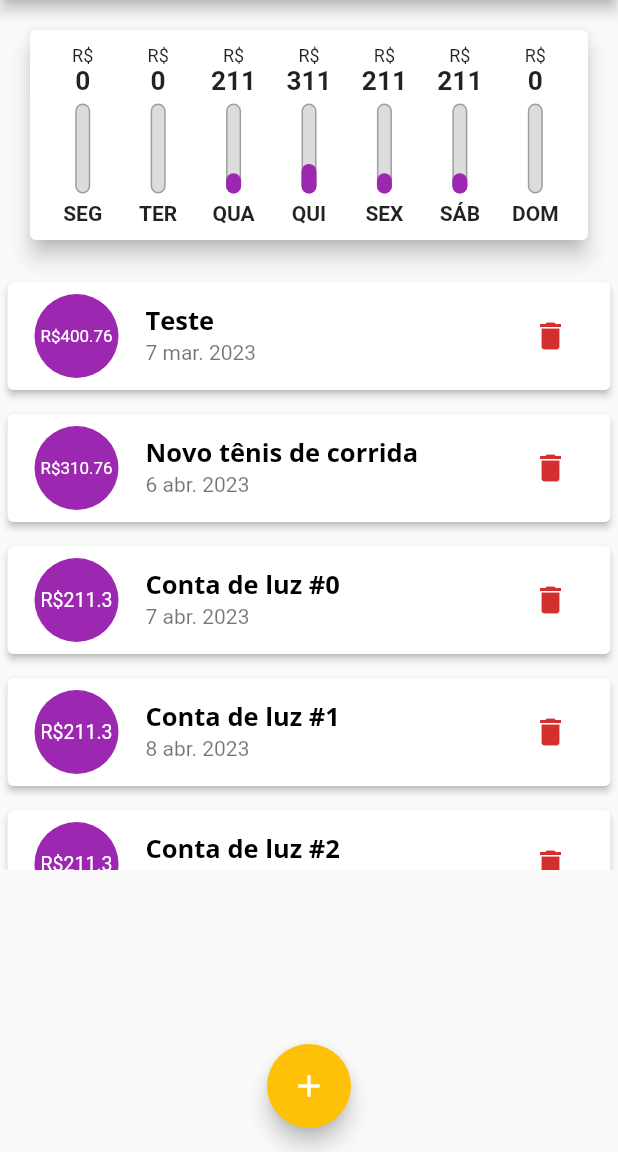
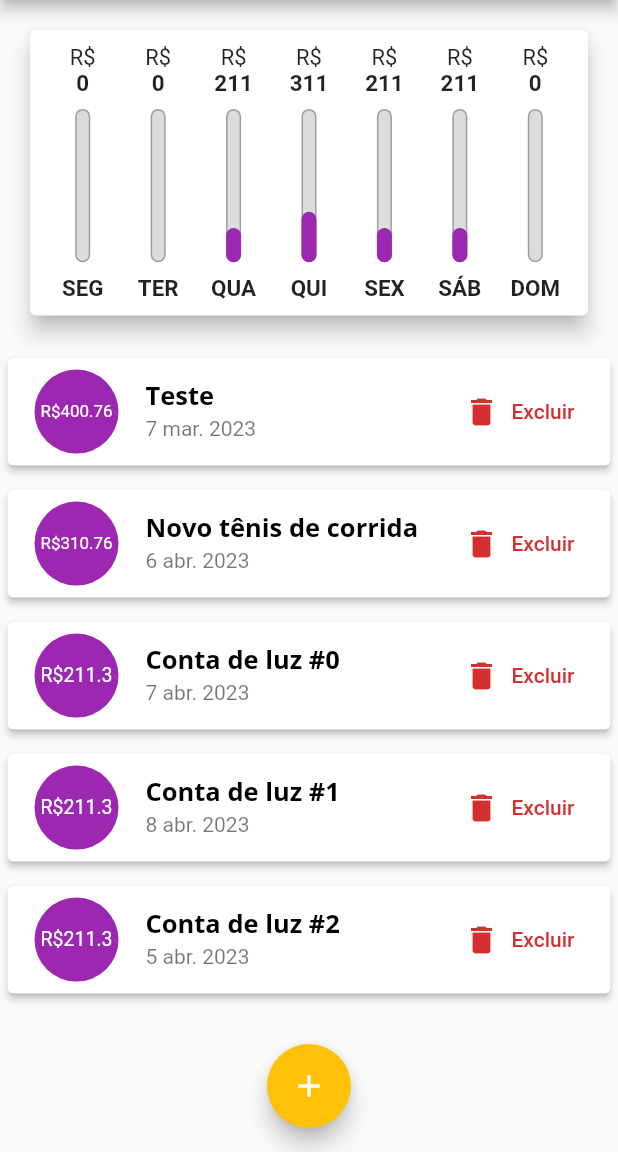
Before and after one commit to gabrielaz318/Flutter-Despesas, a Flutter app: the screen it shows after launch, on a phone screen of 412 x 824 dp, the part 84-1236 px from its top. Run offline on Flutter 3.47's test engine with Material 2 defaults, Android fonts, the phone set to English and light mode, and no system bars.

Commit message:
Adicionar MediaQuery para atender diferentes tamanhos de tela e o modo paisagem

```diff
--- a/lib/components/chart_bar.dart
+++ b/lib/components/chart_bar.dart
@@ -14,14 +14,21 @@ class ChartBar extends StatelessWidget {
 
   @override
   Widget build(BuildContext context) {
+    return LayoutBuilder(
+      builder: (ctx, constraints) {
         return Column(
           children: [
-        const Text(
+            SizedBox(
+              height: constraints.maxHeight * 0.10,
+              child: const FittedBox(
+                child: Text(
                   'R\$',
                   style: TextStyle(fontSize: 12),
                 ),
+              ),
+            ),
             SizedBox(
-          height: 20,
+              height: constraints.maxHeight * 0.10,
               child: FittedBox(
                 child: Text(
                   value.toStringAsFixed(0),
@@ -29,10 +36,10 @@ class ChartBar extends StatelessWidget {
                 ),
               ),
             ),
-        const SizedBox(height: 5),
+            SizedBox(height: constraints.maxHeight * 0.05),
             SizedBox(
               width: 10,
-          height: 60,
+              height: constraints.maxHeight * 0.60,
               child: Stack(
                 alignment: Alignment.bottomCenter,
                 children: [
@@ -43,25 +50,34 @@ class ChartBar extends StatelessWidget {
                           width: 1.0,
                         ),
                         color: const Color.fromRGBO(220, 220, 220, 1),
-                    borderRadius: const BorderRadius.all(Radius.circular(5))),
+                        borderRadius:
+                            const BorderRadius.all(Radius.circular(5))),
                   ),
                   FractionallySizedBox(
                     heightFactor: percentage,
                     child: Container(
                       decoration: BoxDecoration(
                           color: Theme.of(context).colorScheme.primary,
-                      borderRadius: const BorderRadius.all(Radius.circular(5))),
+                          borderRadius:
+                              const BorderRadius.all(Radius.circular(5))),
                     ),
                   )
                 ],
               ),
             ),
-        const SizedBox(height: 5),
-        Text(
+            SizedBox(height: constraints.maxHeight * 0.05),
+            SizedBox(
+              height: constraints.maxHeight * 0.10,
+              child: FittedBox(
+                child: Text(
                   label,
-          style: TextStyle(fontWeight: FontWeight.bold),
+                  style: const TextStyle(fontWeight: FontWeight.bold),
+                ),
+              ),
             ),
           ],
         );
+      },
+    );
   }
 }
--- a/lib/components/transaction_list.dart
+++ b/lib/components/transaction_list.dart
@@ -11,31 +11,37 @@ class TransactionList extends StatelessWidget {
 
   @override
   Widget build(BuildContext context) {
-    return SizedBox(
-      height: 400,
-      child: transactions.isEmpty
-          ? Column(
+    return transactions.isEmpty
+        ? LayoutBuilder(
+            builder: (ctx, constraints) {
+              return Column(
                 children: [
                   Padding(
                     padding: const EdgeInsets.symmetric(
                       horizontal: 0,
                       vertical: 20,
                     ),
+                    child: SizedBox(
+                      height: constraints.maxHeight * 0.2,
                       child: Text(
                         'Nenhuma transação cadastrada!',
                         style: Theme.of(context).textTheme.titleMedium,
                       ),
                     ),
+                  ),
                   SizedBox(
-                  height: 200,
+                    height: constraints.maxHeight * 0.6,
                     child: Image.asset(
                       'assets/images/waiting.png',
                       fit: BoxFit.cover,
                     ),
                   )
                 ],
+              );
+            },
           )
         : ListView.builder(
+            padding: const EdgeInsets.only(bottom: 80),
             itemCount: transactions.length,
             itemBuilder: (ctx, index) {
               final tr = transactions[index];
@@ -56,14 +62,32 @@ class TransactionList extends StatelessWidget {
                       ),
                     ),
                   ),
-                    title: Text(
-                      tr.title,
-                      style: Theme.of(context).textTheme.titleLarge
+                  title: Text(tr.title,
+                      style: Theme.of(context).textTheme.titleLarge),
+                  subtitle: Text(DateFormat('d MMM y').format(tr.date)),
+                  trailing: MediaQuery.of(context).size.width > 400
+                      ? TextButton.icon(
+                          onPressed: () => deleteTransaction(tr.id),
+                          icon: const Icon(Icons.delete),
+                          label: const Text('Excluir'),
+                          style: ButtonStyle(
+                            foregroundColor: MaterialStateProperty.resolveWith(
+                              (states) {
+                                if (states.contains(MaterialState.pressed)) {
+                                  return Colors.white;
+                                }
+
+                                return Theme.of(context).colorScheme.error;
+                              },
                             ),
-                    subtitle: Text(
-                      DateFormat('d MMM y').format(tr.date)
+                            overlayColor: MaterialStateProperty.resolveWith(
+                              (states) {
+                                return Theme.of(context).colorScheme.error;
+                              },
                             ),
-                    trailing: IconButton(
+                          ),
+                        )
+                      : IconButton(
                           icon: const Icon(Icons.delete),
                           color: Theme.of(context).colorScheme.error,
                           onPressed: () => deleteTransaction(tr.id),
@@ -71,7 +95,6 @@ class TransactionList extends StatelessWidget {
                 ),
               );
             },
-            ),
           );
   }
 }
--- a/lib/main.dart
+++ b/lib/main.dart
@@ -1,4 +1,6 @@
+import 'dart:io';
 import 'dart:math';
+import 'package:flutter/cupertino.dart';
 import 'package:flutter/material.dart';
 import 'package:intl/intl.dart';
 import 'package:intl/date_symbol_data_local.dart';
@@ -17,7 +19,12 @@ class ExpensesApp extends StatelessWidget {
 
   @override
   Widget build(BuildContext context) {
+    // Travando a orientação para o modo retrato-cima
+    // SystemChrome.setPreferredOrientations([
+    //   DeviceOrientation.portraitUp
+    // ]);
     return MaterialApp(
+        debugShowCheckedModeBanner: false,
         home: const MyHomePage(),
         theme: tema.copyWith(
           colorScheme: tema.colorScheme.copyWith(
@@ -57,6 +64,7 @@ class MyHomePage extends StatefulWidget {
 }
 
 class _MyHomePageState extends State<MyHomePage> {
+  bool _showChart = false;
   final _transactions = [
     Transaction(
       id: 't0',
@@ -131,31 +139,88 @@ class _MyHomePageState extends State<MyHomePage> {
     Intl.defaultLocale = 'pt_BR';
     initializeDateFormatting('pt_BR', null);
 
-    return Scaffold(
-      appBar: AppBar(
-        title: const Text('Despesas Pessoais'),
-        actions: [
-          IconButton(
-            onPressed: () => _openTransactionFormModal(context),
-            icon: const Icon(Icons.add),
-          )
-        ],
-      ),
-      body: SingleChildScrollView(
+    final mediaQuery = MediaQuery.of(context);
+
+    bool isLandscape = mediaQuery.orientation == Orientation.landscape;
+
+    Widget _getIconButton(IconData icon, Function() fn) {
+      return Platform.isIOS
+          ? GestureDetector(
+              onTap: fn,
+              child: Icon(icon),
+            )
+          : IconButton(
+              onPressed: fn,
+              icon: Icon(icon),
+            );
+    }
+
+    final actions = [
+      if (isLandscape)
+        _getIconButton(
+          _showChart ? Icons.list : Icons.show_chart,
+          () => setState(() => _showChart = !_showChart),
+        ),
+      _getIconButton(
+        Icons.add,
+        () => _openTransactionFormModal(context),
+      )
+    ];
+
+    final PreferredSizeWidget appBar = Platform.isIOS
+        ? CupertinoNavigationBar(
+            middle: const Text('Despesas pessoais'),
+            trailing: Row(
+              mainAxisSize: MainAxisSize.min,
+              children: actions,
+            ),
+          ) as PreferredSizeWidget
+        : AppBar(
+            title: const Text('Despesas Pessoais'),
+            actions: actions,
+          );
+
+    final availableHeight = mediaQuery.size.height -
+        appBar.preferredSize.height -
+        mediaQuery.padding.top;
+
+    final bodyPage = SafeArea(
+      child: SingleChildScrollView(
         child: Column(
           crossAxisAlignment: CrossAxisAlignment.stretch,
           children: [
-            // ignore: sized_box_for_whitespace
-            Chart(_recentTransactions),
-            TransactionList(_transactions, _deleteTransaction),
+            if (_showChart || !isLandscape)
+              SizedBox(
+                height: availableHeight * (isLandscape ? 0.8 : 0.3),
+                child: Chart(_recentTransactions),
+              ),
+            if (!_showChart || !isLandscape)
+              SizedBox(
+                height: availableHeight * (isLandscape ? 1 : 0.7),
+                child: TransactionList(_transactions, _deleteTransaction),
+              ),
           ],
         ),
       ),
-      floatingActionButton: FloatingActionButton(
-        onPressed: () => _openTransactionFormModal(context),
-        child: const Icon(Icons.add),
-      ),
-      floatingActionButtonLocation: FloatingActionButtonLocation.centerFloat,
     );
+
+    return Platform.isIOS
+        ? CupertinoPageScaffold(
+            navigationBar: appBar as ObstructingPreferredSizeWidget,
+            child: bodyPage,
+          )
+        : Scaffold(
+            appBar: appBar,
+            body: bodyPage,
+            floatingActionButton: Platform.isIOS
+                ? Container()
+                : FloatingActionButton(
+                    mini: isLandscape,
+                    onPressed: () => _openTransactionFormModal(context),
+                    child: const Icon(Icons.add),
+                  ),
+            floatingActionButtonLocation:
+                FloatingActionButtonLocation.centerFloat,
+          );
   }
 }
--- a/pubspec.yaml
+++ b/pubspec.yaml
@@ -1,4 +1,4 @@
-name: expenses
+name: Expenses
 description: A new Flutter project.
 # The following line prevents the package from being accidentally published to
 # pub.dev using `flutter pub publish`. This is preferred for private packages.
```
Also changed, not shown: lib/components/adaptative_button.dart (added, +27 -0 lines), lib/components/adaptative_date_picker.dart (added, +66 -0 lines), lib/components/adaptive_text_field.dart (added, +38 -0 lines), lib/components/transaction_form.dart (+23 -47 lines), 1 other file. Lines whose indentation alone changed are shown as unchanged.
